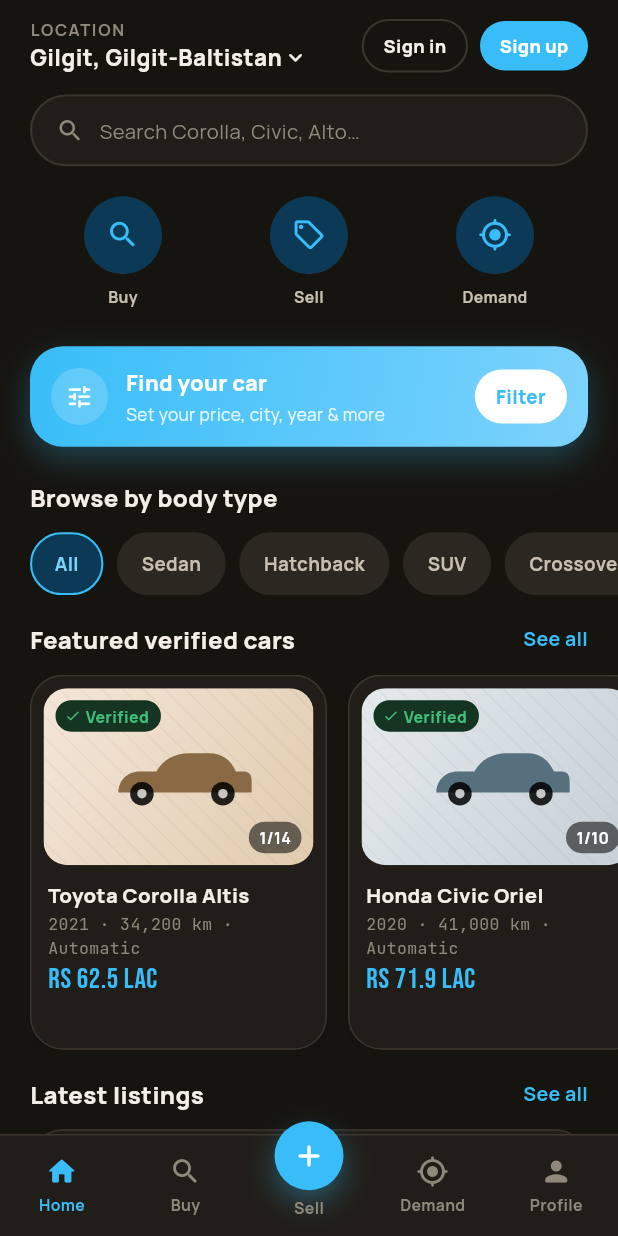
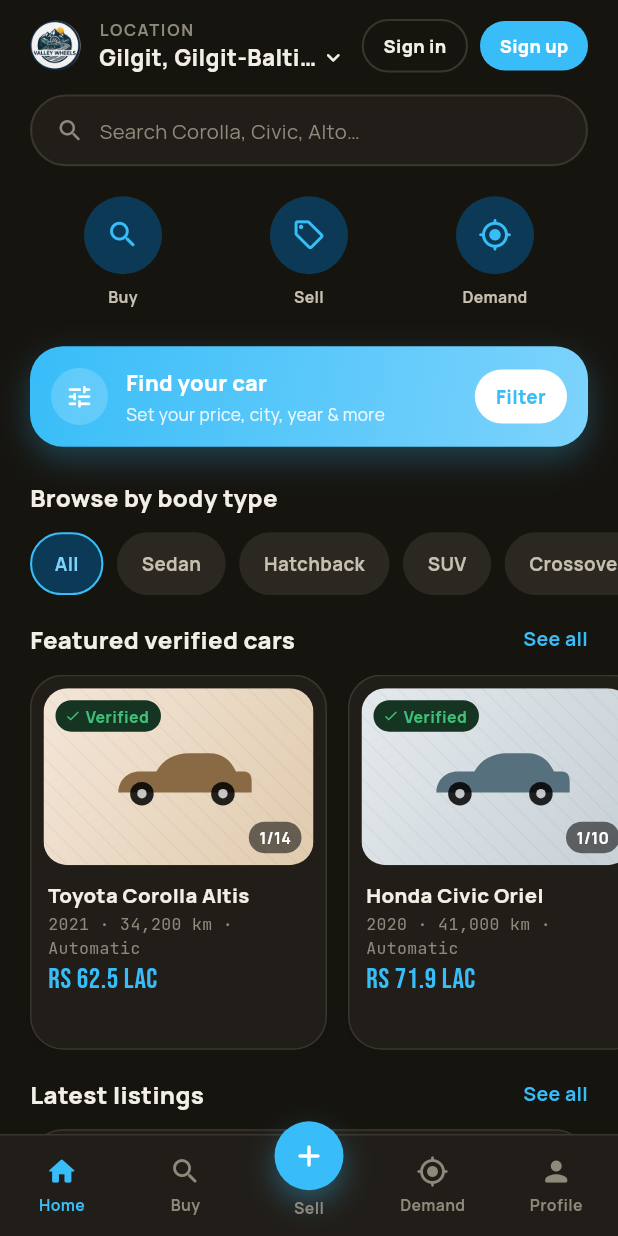
Before and after one commit to faizan-sattar/ncpcar.pk, a Flutter app: the HomeShell screen opened directly, on a phone screen of 412 x 824 dp. Run offline on Flutter 3.47's test engine with Material 3 defaults, Android fonts, the phone set to English and light mode, and no system bars; our stand-ins replace image_picker.

Commit message:
Add Valley Wheels logo badge to home screen and admin panel headers

```diff
--- a/lib/screens/admin/admin_shell.dart
+++ b/lib/screens/admin/admin_shell.dart
@@ -45,7 +45,9 @@
         titleSpacing: 20,
         title: Row(
           children: [
-            Icon(Icons.admin_panel_settings_outlined, size: 18, color: c.red),
+            ClipOval(
+              child: Image.asset('assets/images/logo_circle.png', width: 22, height: 22, fit: BoxFit.cover),
+            ),
             const SizedBox(width: 8),
             Text('ValleyWheels Admin', style: bodyStyle(size: 15, weight: 800, color: Colors.white)),
           ],
--- a/lib/screens/home_screen.dart
+++ b/lib/screens/home_screen.dart
@@ -28,6 +28,14 @@
             padding: const EdgeInsets.fromLTRB(20, 12, 20, 0),
             child: Row(
               children: [
+                Container(
+                  width: 34,
+                  height: 34,
+                  clipBehavior: Clip.antiAlias,
+                  decoration: const BoxDecoration(shape: BoxShape.circle),
+                  child: Image.asset('assets/images/logo_circle.png', fit: BoxFit.cover),
+                ),
+                const SizedBox(width: 12),
                 Expanded(
                   child: Column(
                     crossAxisAlignment: CrossAxisAlignment.start,
```
